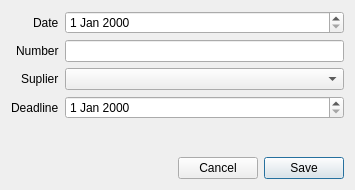
apinprastya/sultan, file libgui/purchase/purchaseadddialog.ui: the form before one commit.
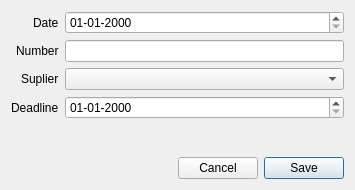
The form after the commit.

```diff
--- a/libgui/purchase/purchaseadddialog.ui
+++ b/libgui/purchase/purchaseadddialog.ui
@@ -48,7 +48,11 @@
       </widget>
      </item>
      <item row="0" column="1">
-      <widget class="QDateEdit" name="dateCreated"/>
+      <widget class="QDateEdit" name="dateCreated">
+       <property name="displayFormat">
+        <string>dd-MM-yyyy</string>
+       </property>
+      </widget>
      </item>
      <item row="1" column="1">
       <widget class="QLineEdit" name="lineNumber"/>
@@ -57,7 +61,11 @@
       <widget class="QComboBox" name="comboSuplier"/>
      </item>
      <item row="3" column="1">
-      <widget class="QDateEdit" name="dateDeadline"/>
+      <widget class="QDateEdit" name="dateDeadline">
+       <property name="displayFormat">
+        <string>dd-MM-yyyy</string>
+       </property>
+      </widget>
      </item>
     </layout>
    </item>
```
Left out of the diff: 3 changed lines with no effect on the pictures.
